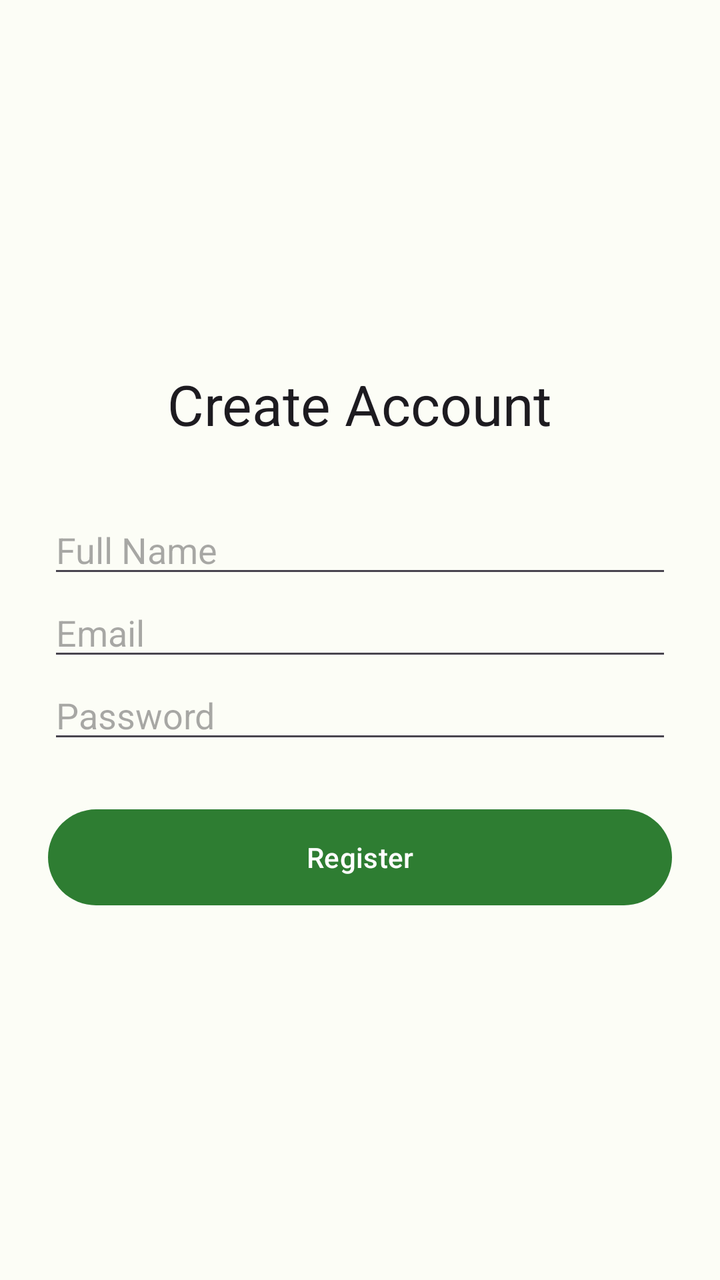
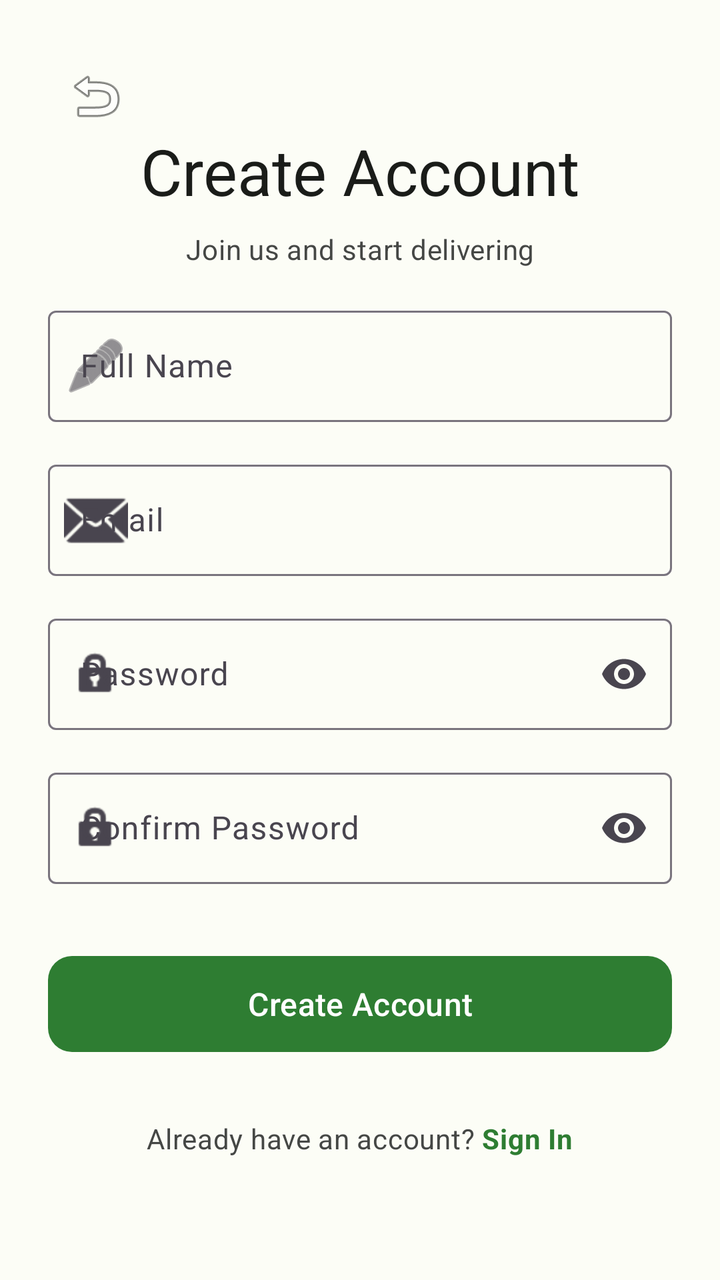

Compare the two renders of this Android layout. The source of the first and the diff that turns it into the second are given below.
<!-- AndroidManifest.xml: application theme Theme.DriverApp -->
<!-- res/layout/activity_register.xml -->
<?xml version="1.0" encoding="utf-8"?>
<LinearLayout xmlns:android="http://schemas.android.com/apk/res/android"
    android:layout_width="match_parent"
    android:layout_height="match_parent"
    android:orientation="vertical"
    android:padding="24dp"
    android:gravity="center">

    <TextView
        android:layout_width="wrap_content"
        android:layout_height="wrap_content"
        android:text="Create Account"
        android:textAppearance="@style/TextAppearance.Material3.HeadlineMedium"
        android:layout_marginBottom="32dp"/>

    <EditText
        android:id="@+id/etRegFullname"
        android:layout_width="match_parent"
        android:layout_height="wrap_content"
        android:hint="Full Name" />

    <EditText
        android:id="@+id/etRegEmail"
        android:layout_width="match_parent"
        android:layout_height="wrap_content"
        android:hint="Email"
        android:inputType="textEmailAddress" />

    <EditText
        android:id="@+id/etRegPassword"
        android:layout_width="match_parent"
        android:layout_height="wrap_content"
        android:hint="Password"
        android:inputType="textPassword" />

    <com.google.android.material.button.MaterialButton
        android:id="@+id/btnRegisterSubmit"
        android:layout_width="match_parent"
        android:layout_height="56dp"
        android:layout_marginTop="24dp"
        android:text="Register" />
</LinearLayout>
<!-- resources referenced by this layout -->
<resources>
  <style name="Theme.DriverApp" parent="Base.Theme.DriverApp" />
  <style name="Base.Theme.DriverApp" parent="Theme.Material3.DayNight.NoActionBar">
          
          <item name="colorPrimary">@color/md_theme_primary</item>
          <item name="colorOnPrimary">@color/md_theme_onPrimary</item>
          <item name="colorPrimaryContainer">@color/md_theme_primaryContainer</item>
          <item name="colorOnPrimaryContainer">@color/md_theme_onPrimaryContainer</item>
  
          
          <item name="colorSecondary">@color/md_theme_secondary</item>
          <item name="colorOnSecondary">@color/md_theme_onSecondary</item>
  
          
          <item name="android:windowBackground">@color/md_theme_background</item>
          <item name="colorSurface">@color/md_theme_surface</item>
          <item name="colorOnSurface">@color/md_theme_onSurface</item>
  
          
          <item name="colorError">@color/md_theme_error</item>
          <item name="colorOnError">@color/md_theme_onError</item>
  
          
          <item name="android:statusBarColor">@color/md_theme_primary</item>
          <item name="android:navigationBarColor">@color/md_theme_background</item>
          <item name="android:windowLightStatusBar">false</item>
      </style>
  <color name="md_theme_primary">#2E7D32</color>
  <color name="md_theme_onPrimary">#FFFFFF</color>
  <color name="md_theme_primaryContainer">#A5D6A7</color>
  <color name="md_theme_onPrimaryContainer">#002106</color>
  <color name="md_theme_secondary">#52634F</color>
  <color name="md_theme_onSecondary">#FFFFFF</color>
  <color name="md_theme_background">#FCFDF6</color>
  <color name="md_theme_surface">#FCFDF6</color>
  <color name="md_theme_onSurface">#1A1C19</color>
  <color name="md_theme_error">#BA1A1A</color>
  <color name="md_theme_onError">#FFFFFF</color>
</resources>

<!-- the commit's change to res/layout/activity_register.xml (unified diff, before → after) -->
@@ -1,42 +1,208 @@
 <?xml version="1.0" encoding="utf-8"?>
-<LinearLayout xmlns:android="http://schemas.android.com/apk/res/android"
+<ScrollView xmlns:android="http://schemas.android.com/apk/res/android"
+    xmlns:app="http://schemas.android.com/apk/res-auto"
     android:layout_width="match_parent"
     android:layout_height="match_parent"
-    android:orientation="vertical"
-    android:padding="24dp"
-    android:gravity="center">
-
-    <TextView
-        android:layout_width="wrap_content"
-        android:layout_height="wrap_content"
-        android:text="Create Account"
-        android:textAppearance="@style/TextAppearance.Material3.HeadlineMedium"
-        android:layout_marginBottom="32dp"/>
-
-    <EditText
-        android:id="@+id/etRegFullname"
+    android:fillViewport="true"
+    android:fitsSystemWindows="true"
+    android:background="@color/md_theme_background">
+
+    <androidx.constraintlayout.widget.ConstraintLayout
         android:layout_width="match_parent"
         android:layout_height="wrap_content"
-        android:hint="Full Name" />
-
-    <EditText
-        android:id="@+id/etRegEmail"
-        android:layout_width="match_parent"
-        android:layout_height="wrap_content"
-        android:hint="Email"
-        android:inputType="textEmailAddress" />
-
-    <EditText
-        android:id="@+id/etRegPassword"
-        android:layout_width="match_parent"
-        android:layout_height="wrap_content"
-        android:hint="Password"
-        android:inputType="textPassword" />
-
-    <com.google.android.material.button.MaterialButton
-        android:id="@+id/btnRegisterSubmit"
-        android:layout_width="match_parent"
-        android:layout_height="56dp"
-        android:layout_marginTop="24dp"
-        android:text="Register" />
-</LinearLayout>
+        android:padding="24dp">
+
+        
+        <ImageButton
+            android:id="@+id/btnBack"
+            android:layout_width="48dp"
+            android:layout_height="48dp"
+            android:background="?attr/selectableItemBackgroundBorderless"
+            android:src="@android:drawable/ic_menu_revert"
+            android:contentDescription="Back"
+            app:layout_constraintStart_toStartOf="parent"
+            app:layout_constraintTop_toTopOf="parent" />
+
+        
+        <TextView
+            android:id="@+id/tvTitle"
+            android:layout_width="wrap_content"
+            android:layout_height="wrap_content"
+            android:layout_marginTop="40dp"
+            android:text="Create Account"
+            android:textAppearance="@style/TextAppearance.Material3.HeadlineLarge"
+            android:textColor="@color/md_theme_onBackground"
+            app:layout_constraintEnd_toEndOf="parent"
+            app:layout_constraintStart_toStartOf="parent"
+            app:layout_constraintTop_toTopOf="parent" />
+
+        
+        <TextView
+            android:id="@+id/tvSubtitle"
+            android:layout_width="wrap_content"
+            android:layout_height="wrap_content"
+            android:layout_marginTop="8dp"
+            android:layout_marginBottom="32dp"
+            android:text="Join us and start delivering"
+            android:textAppearance="@style/TextAppearance.Material3.BodyMedium"
+            android:textColor="@color/md_theme_onSurfaceVariant"
+            app:layout_constraintEnd_toEndOf="parent"
+            app:layout_constraintStart_toStartOf="parent"
+            app:layout_constraintTop_toBottomOf="@+id/tvTitle" />
+
+        
+        <com.google.android.material.textfield.TextInputLayout
+            android:id="@+id/nameLayout"
+            style="@style/Widget.Material3.TextInputLayout.OutlinedBox"
+            android:layout_width="match_parent"
+            android:layout_height="wrap_content"
+            android:layout_marginTop="16dp"
+            android:hint="Full Name"
+            app:startIconDrawable="@android:drawable/ic_menu_edit"
+            app:endIconMode="clear_text"
+            app:layout_constraintEnd_toEndOf="parent"
+            app:layout_constraintStart_toStartOf="parent"
+            app:layout_constraintTop_toBottomOf="@+id/tvSubtitle">
+
+            <com.google.android.material.textfield.TextInputEditText
+                android:id="@+id/etRegFullname"
+                android:layout_width="match_parent"
+                android:layout_height="wrap_content"
+                android:autofillHints="name"
+                android:inputType="textPersonName" />
+        </com.google.android.material.textfield.TextInputLayout>
+
+        
+        <com.google.android.material.textfield.TextInputLayout
+            android:id="@+id/emailLayout"
+            style="@style/Widget.Material3.TextInputLayout.OutlinedBox"
+            android:layout_width="match_parent"
+            android:layout_height="wrap_content"
+            android:layout_marginTop="16dp"
+            android:hint="Email"
+            app:startIconDrawable="@android:drawable/ic_dialog_email"
+            app:endIconMode="clear_text"
+            app:layout_constraintEnd_toEndOf="parent"
+            app:layout_constraintStart_toStartOf="parent"
+            app:layout_constraintTop_toBottomOf="@+id/nameLayout">
+
+            <com.google.android.material.textfield.TextInputEditText
+                android:id="@+id/etRegEmail"
+                android:layout_width="match_parent"
+                android:layout_height="wrap_content"
+                android:autofillHints="email address"
+                android:inputType="textEmailAddress" />
+        </com.google.android.material.textfield.TextInputLayout>
+
+        
+        <com.google.android.material.textfield.TextInputLayout
+            android:id="@+id/passwordLayout"
+            style="@style/Widget.Material3.TextInputLayout.OutlinedBox"
+            android:layout_width="match_parent"
+            android:layout_height="wrap_content"
+            android:layout_marginTop="16dp"
+            android:hint="Password"
+            app:startIconDrawable="@android:drawable/ic_lock_idle_lock"
+            app:endIconMode="password_toggle"
+            app:layout_constraintEnd_toEndOf="parent"
+            app:layout_constraintStart_toStartOf="parent"
+            app:layout_constraintTop_toBottomOf="@+id/emailLayout">
+
+            <com.google.android.material.textfield.TextInputEditText
+                android:id="@+id/etRegPassword"
+                android:layout_width="match_parent"
+                android:layout_height="wrap_content"
+                android:autofillHints="password"
+                android:inputType="textPassword" />
+        </com.google.android.material.textfield.TextInputLayout>
+
+        
+        <com.google.android.material.textfield.TextInputLayout
+            android:id="@+id/confirmPasswordLayout"
+            style="@style/Widget.Material3.TextInputLayout.OutlinedBox"
+            android:layout_width="match_parent"
+            android:layout_height="wrap_content"
+            android:layout_marginTop="16dp"
+            android:hint="Confirm Password"
+            app:startIconDrawable="@android:drawable/ic_lock_idle_lock"
+            app:endIconMode="password_toggle"
+            app:layout_constraintEnd_toEndOf="parent"
+            app:layout_constraintStart_toStartOf="parent"
+            app:layout_constraintTop_toBottomOf="@+id/passwordLayout">
+
+            <com.google.android.material.textfield.TextInputEditText
+                android:id="@+id/etRegConfirmPassword"
+                android:layout_width="match_parent"
+                android:layout_height="wrap_content"
+                android:autofillHints="password"
+                android:inputType="textPassword" />
+        </com.google.android.material.textfield.TextInputLayout>
+
+        
+        <com.google.android.material.progressindicator.LinearProgressIndicator
+            android:id="@+id/passwordStrengthIndicator"
+            android:layout_width="match_parent"
+            android:layout_height="4dp"
+            android:layout_marginTop="8dp"
+            android:visibility="gone"
+            app:layout_constraintEnd_toEndOf="parent"
+            app:layout_constraintStart_toStartOf="parent"
+            app:layout_constraintTop_toBottomOf="@+id/confirmPasswordLayout" />
+
+        
+        <com.google.android.material.button.MaterialButton
+            android:id="@+id/btnRegisterSubmit"
+            android:layout_width="match_parent"
+            android:layout_height="56dp"
+            android:layout_marginTop="32dp"
+            android:text="Create Account"
+            android:textAllCaps="false"
+            android:textSize="16sp"
+            app:cornerRadius="12dp"
+            app:layout_constraintEnd_toEndOf="parent"
+            app:layout_constraintStart_toStartOf="parent"
+            app:layout_constraintTop_toBottomOf="@+id/confirmPasswordLayout" />
+
+        
+        <LinearLayout
+            android:id="@+id/loginSection"
+            android:layout_width="wrap_content"
+            android:layout_height="wrap_content"
+            android:layout_marginTop="24dp"
+            android:layout_marginBottom="32dp"
+            android:orientation="horizontal"
+            app:layout_constraintBottom_toBottomOf="parent"
+            app:layout_constraintEnd_toEndOf="parent"
+            app:layout_constraintStart_toStartOf="parent"
+            app:layout_constraintTop_toBottomOf="@+id/btnRegisterSubmit">
+
+            <TextView
+                android:layout_width="wrap_content"
+                android:layout_height="wrap_content"
+                android:text="Already have an account? "
+                android:textColor="@color/md_theme_onSurfaceVariant"
+                android:textAppearance="@style/TextAppearance.Material3.BodyMedium" />
+
+            <TextView
+                android:id="@+id/tvLoginLink"
+                android:layout_width="wrap_content"
+                android:layout_height="wrap_content"
+                android:text="Sign In"
+                android:textColor="@color/md_theme_primary"
+                android:textAppearance="@style/TextAppearance.Material3.BodyMedium"
+                android:textStyle="bold" />
+        </LinearLayout>
+
+        
+        <ProgressBar
+            android:id="@+id/progressBar"
+            android:layout_width="48dp"
+            android:layout_height="48dp"
+            android:visibility="gone"
+            app:layout_constraintBottom_toBottomOf="parent"
+            app:layout_constraintEnd_toEndOf="parent"
+            app:layout_constraintStart_toStartOf="parent"
+            app:layout_constraintTop_toTopOf="parent" />
+
+    </androidx.constraintlayout.widget.ConstraintLayout>
+</ScrollView>
<!-- resource entries referenced after the edit -->
@@ -1,5 +1,9 @@
 <!-- resources referenced by this layout -->
 <resources>
+  <color name="md_theme_background">#FCFDF6</color>
+  <color name="md_theme_onBackground">#1A1C19</color>
+  <color name="md_theme_onSurfaceVariant">#454745</color>
+  <color name="md_theme_primary">#2E7D32</color>
   <style name="Theme.DriverApp" parent="Base.Theme.DriverApp" />
   <style name="Base.Theme.DriverApp" parent="Theme.Material3.DayNight.NoActionBar">
           
@@ -26,13 +30,11 @@
           <item name="android:navigationBarColor">@color/md_theme_background</item>
           <item name="android:windowLightStatusBar">false</item>
       </style>
-  <color name="md_theme_primary">#2E7D32</color>
   <color name="md_theme_onPrimary">#FFFFFF</color>
   <color name="md_theme_primaryContainer">#A5D6A7</color>
   <color name="md_theme_onPrimaryContainer">#002106</color>
   <color name="md_theme_secondary">#52634F</color>
   <color name="md_theme_onSecondary">#FFFFFF</color>
-  <color name="md_theme_background">#FCFDF6</color>
   <color name="md_theme_surface">#FCFDF6</color>
   <color name="md_theme_onSurface">#1A1C19</color>
   <color name="md_theme_error">#BA1A1A</color>
